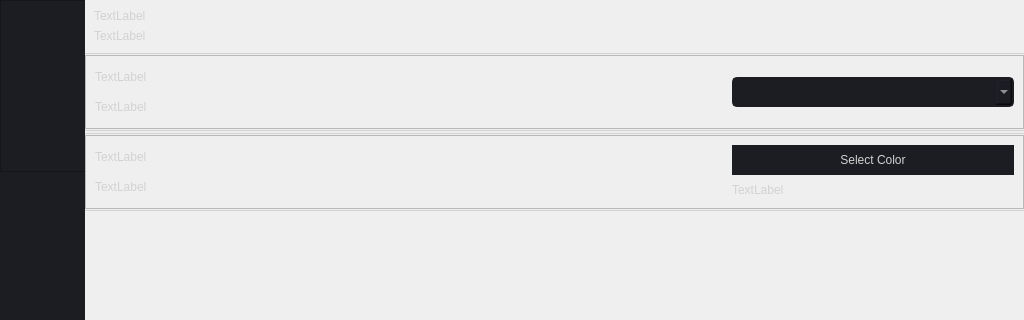
First picture: the form in workspace/LightUI.ui, repository dennisgk/AssistingLights, before the edit; both pictures show x 0 to 1024 and y 0 to 320 of the 1024 by 600 pixel window.
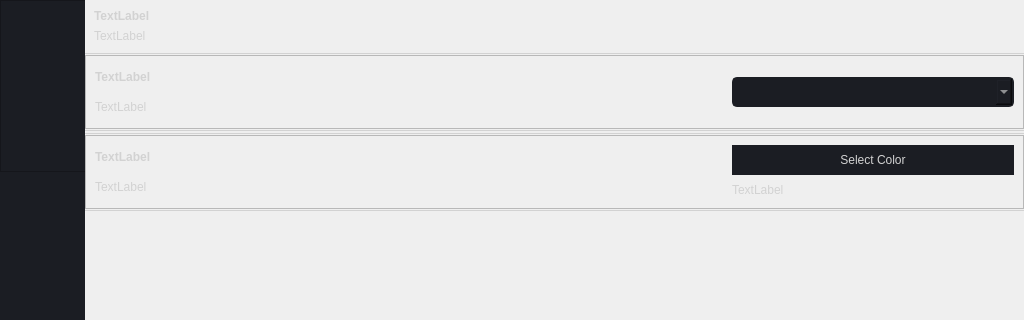
Second picture: the form after the edit. The open tabs and pages were chosen to show the change. Icons and pictures are not drawn.

```diff
--- a/workspace/LightUI.ui
+++ b/workspace/LightUI.ui
@@ -1013,6 +1013,12 @@
                 <layout class="QVBoxLayout" name="verticalLayout_16">
                  <item>
                   <widget class="QLabel" name="run_page_title">
+                   <property name="font">
+                    <font>
+                     <weight>75</weight>
+                     <bold>true</bold>
+                    </font>
+                   </property>
                    <property name="text">
                     <string>TextLabel</string>
                    </property>
@@ -1148,6 +1154,12 @@
                           <layout class="QVBoxLayout" name="verticalLayout_20">
                            <item>
                             <widget class="QLabel" name="args_select_title">
+                             <property name="font">
+                              <font>
+                               <weight>75</weight>
+                               <bold>true</bold>
+                              </font>
+                             </property>
                              <property name="text">
                               <string>TextLabel</string>
                              </property>
@@ -1288,6 +1300,12 @@
                           <layout class="QVBoxLayout" name="verticalLayout_17">
                            <item>
                             <widget class="QLabel" name="args_color_title">
+                             <property name="font">
+                              <font>
+                               <weight>75</weight>
+                               <bold>true</bold>
+                              </font>
+                             </property>
                              <property name="text">
                               <string>TextLabel</string>
                              </property>
```
Left out of the diff: 8 changed lines with no effect on the pictures.
